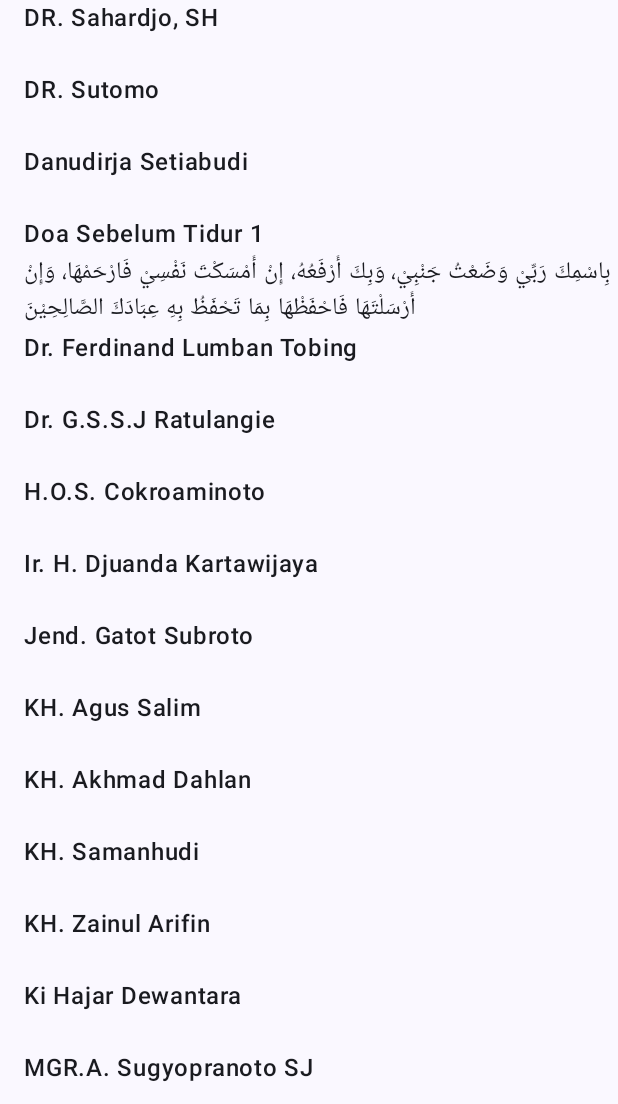
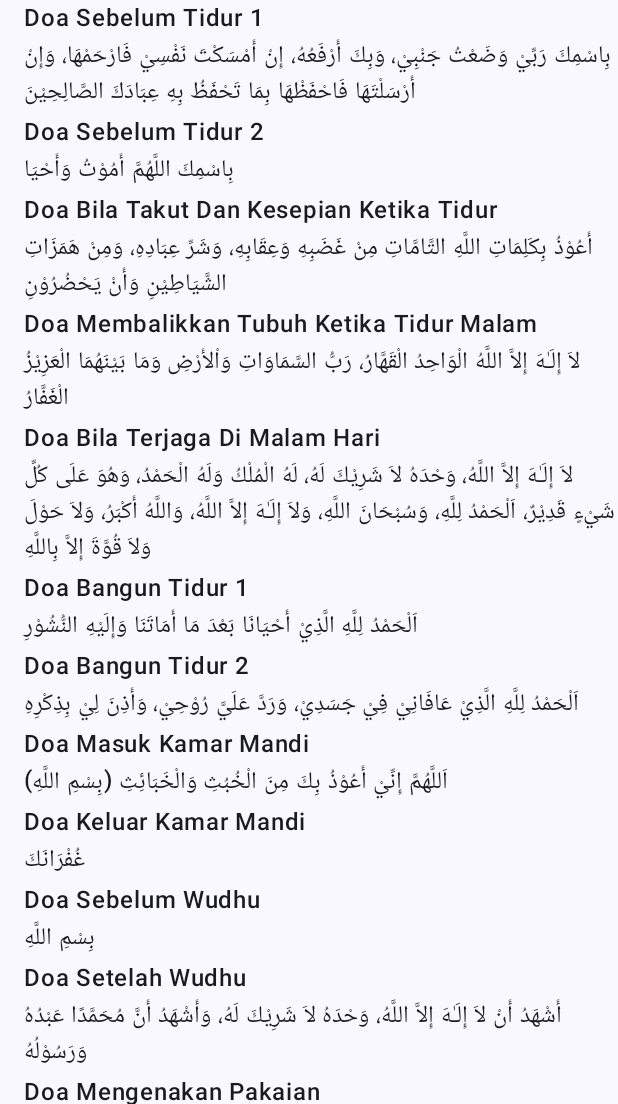
Before and after one commit to erikgunawan/KlikDoa, an Android app built with Jetpack Compose: the screen it shows after launch (MainActivity), on a phone screen of 412 x 824 dp, the part 132-1236 px from its top. Run offline under Robolectric (Android 15) with nearby library versions, the phone set to English and light mode, and no system bars; pictures from the network do not load.

Commit message:
update doa data

```diff
--- a/app/src/main/java/id/ergun/klikdoa/data/model/Doa.kt
+++ b/app/src/main/java/id/ergun/klikdoa/data/model/Doa.kt
@@ -5,7 +5,7 @@ package id.ergun.klikdoa.data.model
  */
 data class Doa(
   val id: String,
-  val name: String,
+  val doaName: String,
   val doaInArabic: String = "",
   val doaInLatin: String = "",
   val doaInBahasa: String = "",
--- a/app/src/main/java/id/ergun/klikdoa/data/model/DoaData.kt
+++ b/app/src/main/java/id/ergun/klikdoa/data/model/DoaData.kt
@@ -24,79 +24,314 @@ object DoaData {
     ),
     Doa(
       "2",
-      "Ki Hajar Dewantara",
+      "Doa Sebelum Tidur 2",
+      "بِاسْمِكَ اللَّهُمَّ أَمُوْتُ وَأَحْيَا",
+      "Bismika-llaahumma amuutu wa ahyaa.",
+      "Dengan Nama-Mu ya Allah, aku mati dan aku hidup.",
+      "Tentang Doa: \n" +
+          "\n" +
+          "HR. Bukhari 6324.\n" +
+          "\n" +
+          "Keterangan:\n" +
+          "Orang yang sedang tidur, sejatinya sedang Allah wafatkan. Allah berfirman: \"Allah mewafatkan jiwa (orang) ketika matinya dan (mewafatkan) jiwa (orang) yang belum mati di waktu tidurnya. Maka Dia tahan jiwa (orang) yang telah Dia tetapkan kematiannya (sehingga tidak bangun dari tidurnya) dan Dia melepaskan jiwa yang lain sampai waktu yang ditetapkan.\" (Az-Zumar [39]: 42).\n" +
+          "\n" +
+          "Karena itulah, ketika hendak tidur, kita membaca: (doa di atas). Maknanya, aku mati ketika tidur dan aku hidup ketika bangun.\n" +
+          "Allahu a'lam.\n" +
+          "\n" +
+          "Hadis Selengkapnya:\n" +
+          "Dari Hudzaifah radhiyallahu 'anhu, beliau mengatakan: \"Apabila Rasulullah shallallahu 'alaihi wa sallam hendak tidur, beliau membaca: (doa di atas).\"\n" +
+          "\n" +
+          "Sumber: http://www.facebook.com/doa.dzikir.shahih.harian/posts/320686431364755",
     ),
     Doa(
       "3",
-      "R.M. Surjopranoto",
+      "Doa Bila Takut Dan Kesepian Ketika Tidur",
+      "أَعُوْذُ بِكَلِمَاتِ اللَّهِ التَّامَّاتِ مِنْ غَضَبِهِ وَعِقَابِهِ، وَشَرِّ عِبَادِهِ، وَمِنْ هَمَزَاتِ الشَّيَاطِيْنِ وَأَنْ يَحْضُرُوْنِ",
+      "A'uudzu bikalimaatillaahit-taammaati min ghodhobihi wa 'iqoobihi, wa syarri 'ibaadihi, wa min hamazaatisy-syayaathiini wa an yahdhuruun.",
+      "Aku berlindung dengan kalimat Allah yang sempurna dari kemarahan dan siksaanNya, serta kejahatan hamba-hambaNya, dan dari godaan setan (bisikannya) serta jangan sampai mereka hadir (kepadaku).",
+      "Tentang Doa: \n" +
+          "\n" +
+          "HR. Abu Dawud 4/12. Dan lihat Shahih At-Tirmidzi 3/171.\n" +
+          "\n" +
+          "Sumber: Hisnul Muslim.",
     ),
     Doa(
       "4",
-      "Mohammad Hoesni Thamrin",
+      "Doa Membalikkan Tubuh Ketika Tidur Malam",
+      "لاَ إِلَـٰهَ إِلاَّ اللَّهُ الْوَاحِدُ الْقَهَّارُ، رَبُّ السَّمَاوَاتِ وَاْلأَرْضِ وَمَا بَيْنَهُمَا الْعَزِيْزُ الْغَفَّارُ",
+      "Laa ilaaha illallaahul waahidul qohhaar, robbus-samaawaati wal ardhi wa maa bainahumal 'aziizul ghoffaar.",
+      "Tidak ada sesembahan yang berhak disembah kecuali Allah, Yang Maha Esa, Maha Perkasa, Tuhan yang menguasai langit dan bumi dan apa yang di antara keduanya, Yang Maha Mulia lagi Maha Pengampun.",
+      "Tentang Doa: \n" +
+          "\n" +
+          "HR. Al-Hakim, menurut pendapatnya, hadits di atas adalah shahih, Imam Adz-Dzahabi setuju pendapatnya 1/540 dan An-Nasai dalam 'Amalul Yaum wal Lailah, serta Ibnus Sunni. Lihat juga Shahihul Jami' 4/231.\n" +
+          "\n" +
+          "Beliau membaca doa ini ketika berbalik dari satu sisi ke sisi lain pada malam hari.\n" +
+          "\n" +
+          "Sumber: Hisnul Muslim.",
     ),
     Doa(
       "5",
-      "KH. Samanhudi",
+      "Doa Bila Terjaga Di Malam Hari",
+      "لاَ إِلَـٰهَ إِلاَّ اللَّهُ، وَحْدَهُ لاَ شَرِيْكَ لَهُ، لَهُ الْمُلْكُ وَلَهُ الْحَمْدُ، وَهُوَ عَلَى كُلِّ شَيْءٍ قَدِيْرٌ، اَلْحَمْدُ لِلَّهِ، وَسُبْحَانَ اللَّهِ، وَلاَ إِلَـٰهَ إِلاَّ اللَّهُ، وَاللَّهُ أَكْبَرُ، وَلاَ حَوْلَ وَلاَ قُوَّةَ إِلاَّ بِاللَّهِ",
+      "Laa ilaaha illallaah, wahdahu laa syariika lah, lahul mulku wa lahul hamdu, wa huwa 'alaa kulli syai-in qodiir, alhamdulillaah, wa subhaanallaah, wa laa ilaaha illallaah, wallaahu akbar, wa laa haula wa laa quwwata illaa billaah.",
+      "Tidak ada sesembahan yang berhak disembah kecuali Allah, Yang Maha Esa, tiada sekutu bagiNya. BagiNya kerajaan dan pujian. Dia-lah Yang Maha Kuasa atas segala sesuatu. Segala Puji bagi Allah, Maha Suci Allah, tidak ada sesembahan yang berhak disembah kecuali Allah, Allah Maha Besar, tiada daya dan kekuatan kecuali dengan pertolongan Allah.",
+      "Tentang Doa: \n" +
+          "\n" +
+          "Dari 'Ubadah bin Shamit Radhiallahu'anhu, dari Rasulullah Shallallahu'alaihi wasallam beliau bersabda: \"Barangsiapa yang terjaga di malam hari, kemudian dia membaca: (doa di atas)\n" +
+          "\n" +
+          "kemudian dia mengucapkan:\n" +
+          "اَللَّهُمَّ اغْفِرْ لِي\n" +
+          "Allaahummaghfir lii.\n" +
+          "\n" +
+          "Ya Allah, ampunilah dosaku.\n" +
+          "Atau dia berdoa (dengan doa yang lain), maka akan dikabulkan doanya, jika dia berwudhu dan melaksanakan shalat maka akan diterima shalatnya.\"\n" +
+          "\n" +
+          "HR. al-Bukhari 1103, Abu Dawud 5060, at-Tirmidzi 3414 dan Ibnu Majah 3878, shahih.\n" +
+          "Imam Ibnu Baththal Rahimahullah berkata, \"Bagi orang sampai kepadanya hadits ini, sepantasnya dia berusaha mengamalkannya dan mengikhlaskan niatnya (ketika mengamalkannya) untuk Allah Ta'ala.\" (dinukil oleh Imam Ibnu Hajar Rahimahullah dalam kitab Fathul Baari 3/41).",
     ),
     Doa(
       "6",
-      "H.O.S. Cokroaminoto",
+      "Doa Bangun Tidur 1",
+      "اَلْحَمْدُ لِلَّهِ الَّذِيْ أَحْيَانَا بَعْدَ مَا أَمَاتَنَا وَإِلَيْهِ النُّشُوْرِ",
+      "Alhamdulillaahil-ladzii ahyaanaa ba'da maa amaatanaa wa ilaihin-nusyuur.",
+      "Segala puji bagi Allah, yang membangunkan kami setelah ditidurkanNya dan kepadaNya kami dibangitkan.",
+      "Tentang Doa: \n" +
+          "\n" +
+          "HR. Al-Bukhari dalam Fathul Baari 11/113, Muslim 4/2083.\n" +
+          "Sumber: Hisnul Muslim.",
     ),
     Doa(
       "7",
-      "Danudirja Setiabudi",
+      "Doa Bangun Tidur 2",
+      "اَلْحَمْدُ لِلَّهِ الَّذِيْ عَافَانِيْ فِيْ جَسَدِيْ، وَرَدَّ عَلَيَّ رُوْحِيْ، وَأَذِنَ لِيْ بِذِكْرِهِ",
+      "Alhamdulillaahil-ladzii 'aafaanii fii jasadii, wa rodda 'alayya ruuhii, wa adzina lii bidzikrih.",
+      "Segala puji bagi Allah yang telah memberikan kesehatan pada jasadku dan mengembalikan ruhku kepadaku serta mengizinkanku untuk berdzikir kepadaNya.",
+      "Tentang Doa: \n" +
+          "\n" +
+          "HR. At-Tirmidzi 5/473 dan lihat Shahih At-Tirmidzi 3/144.\n" +
+          "\n" +
+          "Sumber: Hisnul Muslim.",
     ),
     Doa(
       "8",
-      "Si Singamangaradja XII",
+      "Doa Masuk Kamar Mandi",
+      "(بِسْمِ اللَّهِ) اَللَّهُمَّ إِنِّيْ أَعُوْذُ بِكَ مِنَ الْخُبُثِ وَالْخَبَائِثِ",
+      "(Bismillaah) Allaahumma innii a'uudzu bika minal khubutsi wal khobaa-its.",
+      "Dengan nama Allah. Ya Allah, sesungguhnya aku berlindung kepadaMu dari godaan setan laki-laki dan perempuan.",
+      "Tentang Doa: \n" +
+          "\n" +
+          "HR. Al-Bukhari 1/45 dan Muslim 1/283. Sedang tambahan bismillaah pada permulaan hadits, menurut riwayat Said bin Manshur. Lihat Fathul Baari 1/244.\n" +
+          "\n" +
+          "Sumber: Hisnul Muslim.",
     ),
     Doa(
       "9",
-      "Dr. G.S.S.J Ratulangie",
+      "Doa Keluar Kamar Mandi",
+      "غُفْرَانَكَ",
+      "Ghufroonak.",
+      "Aku minta ampun kepadaMu.",
+      "Tentang Doa: \n" +
+          "\n" +
+          "HR. Seluruh penyusun kitab Sunan, kecuali An-Nasai yang meriwayatkan dalam 'Amalul Yaumi wal Lailah, lihat Takhrij Zaadul Ma'aad 2/387.",
     ),
     Doa(
       "10",
-      "DR. Sutomo",
+      "Doa Sebelum Wudhu",
+      "بِسْمِ اللَّهِ",
+      "Bismillaah.",
+      "Dengan nama Allah (aku berwudhu).",
+      "Tentang Doa: \n" +
+          "\n" +
+          "HR. Abu Dawud, Ibnu Majah dan Ahmad. Lihat Irwa'ul Ghalil 1/122.\n" +
+          "\n" +
+          "Sumber: Hisnul Muslim.",
     ),
     Doa(
       "11",
-      "KH. Akhmad Dahlan",
+      "Doa Setelah Wudhu",
+      "أَشْهَدُ أَنْ لاَ إِلَـٰهَ إِلاَّ اللَّهُ، وَحْدَهُ لاَ شَرِيْكَ لَهُ، وَأَشْهَدُ أَنَّ مُحَمَّدًا عَبْدُهُ وَرَسُوْلُهُ",
+      "Asyhadu al-laa ilaaha illallaah, wahdahu laa syariika lah, wa asyhadu anna muhammadan 'abduhu wa rosuuluh.",
+      "Aku bersaksi, bahwa tidak ada sesembahan yang berhak disembah kecuali Allah, Yang Maha Esa dan tiada sekutu bagiNya. Aku bersaksi, bahwa Muhammad adalah hamba dan utusanNya.",
+      "Tentang Doa: \n" +
+          "\n" +
+          "HR. Muslim 1/209.\n" +
+          "\n" +
+          "Sumber: Hisnul Muslim.",
     ),
     Doa(
       "12",
-      "KH. Agus Salim",
+      "Doa Mengenakan Pakaian",
+      "اَلْحَمْدُ لِلَّهِ الَّذِيْ كَسَانِيْ هَـٰذَا (الثَّوْبَ) وَرَزَقَنِيْهِ مِنْ غَيْرِ حَوْلٍ مِنِّيْ وَلاَ قُوَّةٍ",
+      "Alhamdulillaahil-ladzii kasaanii haadzats-tsauba wa rozaqoniihi min ghoiri haulin minnii wa laa quwwah.",
+      "Segala puji bagi Allah yang memberi pakaian ini kepadaku sebagai rezeki dariNya tanpa daya dan kekuatan dariku.",
+      "Tentang Doa: \n" +
+          "\n" +
+          "HR. Seluruh penyusun kitab Sunan, kecuali An-Nasai, lihat kitab Irwa'ul Ghalil 7/47. Sumber: Hisnul Muslim.",
     ),
     Doa(
       "13",
-      "Jend. Gatot Subroto",
+      "Doa Mengenakan Pakaian Baru",
+      "اَللَّهُمَّ لَكَ الْحَمْدُ أَنْتَ كَسَوْتَنِيْهِ، أَسْأَلُكَ مِنْ خَيْرِهِ وَخَيْرِ مَا صُنِعَ لَهُ، وَأَعُوْذُ بِكَ مِنْ شَرِّهِ وَشَرِّ مَا صُنِعَ لَهُ",
+      "Allaahumma lakal hamdu anta kasautaniihi, as-aluka min khoirihi wa khoiri maa shuni'a lahu, wa a'uudzu bika min syarrihi wa syarri maa shuni'a lah.",
+      "Ya Allah, hanya milikMu segala puji, Engkaulah yang memberi pakaian ini kepadaku. Aku mohon kepadaMu untuk memperoleh kebaikannya dan kebaikan yang ia diciptakan karenanya. Aku berlindung kepadaMu dari kejahatannya dan kejahatan yang ia diciptakan karenanya.",
+      "Tentang Doa: \n" +
+          "\n" +
+          "HR. Abu Dawud, At-Tirmidzi, Al-Baghawi dan lihat Mukhtashar Syamaailit Tirmidzi, oleh Al-Albani, halaman 47.\n" +
+          "\n" +
+          "Sumber: Hisnul Muslim.",
     ),
     Doa(
       "14",
-      "Sukarjo Wiryopranoto",
+      "Doa Melepas/Meletekkan Pakaian",
+      "بِسْمِ اللَّهِ",
+      "Bismillaah",
+      "Dengan nama Allah (aku meletakkan baju).",
+      "Tentang Doa: \n" +
+          "\n" +
+          "HR. Ibnu Majah 2/1178, Al-Baghawi 12/41 dan lihat Shahih Ibnu Majah 2/275.\n" +
+          "\n" +
+          "Sumber: Hisnul Muslim.",
     ),
     Doa(
       "15",
-      "Dr. Ferdinand Lumban Tobing",
+      "Doa berlindung dari keburukan",
+      "اَللَّهُمَّ إِنِّيْ أَعُوْذُ بِكَ مِنْ زَوَالِ نِعْمَتِكَ، وَتَحَوُّلِ عَافِيَتِكَ، وَفُجَاءَةِ نِقْمَتِكَ، وَجَمِيْعِ سَخَطِكَ",
+      "Allaahumma innii a'uudzu bika min zawaali ni'matik, wa tahawwuli 'aafiyatik, wa fujaa-ati niqmatik, wa jamii'i sakhathik.",
+      "Ya Allah, sesungguhnya aku berlindung kepada-Mu dari hilangnya nikmat yang telah Engkau berikan, dari berubahnya kesehatan yang telah Engkau anugerahkan, dari siksa-Mu yang datang secara tiba-tiba, dan dari segala kemurkaan-Mu.",
+      "Tentang Doa: \n" +
+          "\n" +
+          "HR.Muslim no.2739",
     ),
     Doa(
       "16",
-      "KH. Zainul Arifin",
+      "Doa berlindung dari sifat malas. lemah, pikun, kikir dan siksa kubur",
+      "اَللَّهُمَّ إِنِّى أَعُوذُ بِكَ مِنَ الْكَسَلِ، وَأَعُوذُ بِكَ مِنَ الْجُبْنِ، وَأَعُوذُ بِكَ مِنَ الْهَرَمِ، وَأَعُوذُ بِكَ مِنَ الْبُخْلِ",
+      "Allaahumma innii a'uudzu bika minal kasali, wa a'uudzu bika minal jubni, wa a'uudzu bika minal haromi, wa a'uudzu bika minal bukhli.",
+      "Ya Allah, aku meminta perlindungan pada-Mu dari rasa malas, aku meminta perlindungan pada-Mu dari lemahnya hati, aku meminta perlindungan pada-Mu dari usia tua (yang sulit untuk beramal) dan aku meminta perlindungan pada-Mu dari sifat kikir (pelit).",
+      "Tentang Doa: \n" +
+          "\n" +
+          "HR. Bukhari. Bukhari: 83-Kitab Ad Da'awaat, 41-Bab Meminta Perlindungan dari Umur yang Sulit Untuk Beramal.",
     ),
     Doa(
       "17",
-      "Tan Malaka",
+      "Doa berlindung dari syirik",
+      "اَللَّهُمَّ إِنِّيْ أَعُوْذُ بِكَ أَنْ أُشْرِكَ بِكَ وَأَنَا أَعْلَمُ، وَأَسْتَغْفِرُكَ لِمَا لاَ أَعْلَمُ",
+      "Allaahumma innii a'uudzu bika an usyrika bika wa anaa a'lam, wa astagh-firuka limaa laa a'lam.",
+      "Ya Allah, aku berlindung kepada-Mu dari menyekutukan-Mu sedangkan aku mengetahuinya, dan aku memohon ampun terhadap apa yang tidak aku ketahui.",
+      "Tentang Doa: \n" +
+          "\n" +
+          "HR. Ahmad dan imam yang lain 4/403, lihat Shahihul Jami' 3/233, dan Shahihut Targhrib wat Tarhib oleh Al-Albani 1/19.",
     ),
     Doa(
       "18",
-      "MGR.A. Sugyopranoto SJ",
+      "Doa ketika angin ribut, halilintar dan hujan",
+      "اَللَّهُمَّ إِنِّيْ أَسْأَلُكَ خَيْرَهَا وَأَعُوْذُ بِكَ مِنْ شَرِّهَا",
+      "Allaahumma innii as-aluka khoirohaa wa a'uudzu bika min syarrihaa.",
+      "Ya Allah, sesungguhnya aku mohon kepadaMu kebaikan angin ini, dan aku berlindung kepadaMu dari kejelekannya",
+      "Tentang Doa: \n" +
+          "\n" +
+          "HR. Abu Dawud 4/326, Ibnu Majah 2/1228, dan lihatlah kitab Shahih Ibnu Majah 2/305.",
     ),
     Doa(
       "19",
-      "Ir. H. Djuanda Kartawijaya",
+      "Doa minta hujan",
+      "اَللَّهُمَّ اسْقِنَا غَيْثًا مُغِيْثًا، مَرِيْئًا، مَرِيْعًا، نَافِعًا غَيْرَ ضَارٍّ، عَاجِلًا غَيْرَ آجِلٍ",
+      "Allaahummas-qinaa ghoitsan mughiitsan, marii-an, marii'an, naafi'an ghoiro dhorrin, 'aajilan ghoiro aajilin.",
+      "Ya Allah, berilah kami hujan yang merata, menyegarkan tubuh, menyuburkan tanaman, bermanfaat, tidak membahayakan, secepatnya, tidak ditunda-tunda.",
+      "Tentang Doa: \n" +
+          "\n" +
+          "HR. Abu Dawud 1/303, dinyatakan shahih oleh Al-Albani dalam Shahih Abi Dawud 1/216.\n" +
+          "\n" +
+          "Sumber: Hisnul Muslim.",
     ),
     Doa(
       "20",
-      "DR. Sahardjo, SH",
+      "Doa ketika hujan",
+      "اَللَّهُمَّ صَيِّبًا نَافِعًا",
+      "Allaahumma shoyyiban naafi'an.",
+      "Ya Allah, turunkanlah hujan yang bermanfaat (untuk manusia, tanaman dan binatang).",
+      "Tentang Doa: \n" +
+          "\n" +
+          "HR. Bukhari no. 985.\n" +
+          "Hadits:\n" +
+          "Dari A'isyah radhiyallahu 'anha, bahwa Rasulullah shallallahu 'alaihi wa sallam apabila turun hujan, beliau membaca: (doa di atas).\n" +
+          "\n" +
+          "Keterangan:\n" +
+          "Doa ini dibaca ketika hujan turun dalam curah normal.\n" +
+          "\n" +
+          "\n" +
+          "Sumber: http://www.facebook.com/doa.dzikir.shahih.harian/posts/188127331287333",
+    ),
+    Doa(
+      "21",
+      "Doa Ketika Hujan Lebat, Atau Agar Hujan Berhenti",
+      "اَللَّهُمَّ حَوَالَيْنَا وَلَا عَلَيْنَا",
+      "Allaahumma hawaalainaa wa laa 'alainaa.",
+      "Ya Allah, turunkanlah hujan di sekitar kami, bukan yang merusak kami.",
+      "Tentang Doa: \n" +
+          "\n" +
+          "HR. al-Bukhari, Sahih al-Bukhari 1015.\n" +
+          "\n" +
+          "Sumber: https://muslim.or.id/19836-doa-saat-banjir-melanda-dan-hujan-tak-kunjung-reda.html",
+    ),
+    Doa(
+      "22",
+      "Doa Kepada Pengantin",
+      "بَارَكَ اللَّهُ لَكَ وَبَارَكَ عَلَيْكَ وَجَمَعَ بَيْنَكُمَا فِيْ خَيْرٍ",
+      "Baarokallaahu laka wa baaroka 'alaika wa jama'a bainakumaa fii khoirin.",
+      "Semoga Allah memberkahimu di waktu bahagia dan memberkahimu di waktu susah, dan semoga Allah menyatukan kalian berdua dalam kebaikan.",
+      "Tentang Doa: \n" +
+          "\n" +
+          "HR. Abu Dawud no. 2130.\n" +
+          "\n" +
+          "Sumber: http://muslim.or.id/22459-bila-di-undang-ke-walimah-nikah.html",
+    ),
+    Doa(
+      "23",
+      "Doa Pengantin Pria Kepada Pasangannya",
+      "اَللَّهُمَّ إِنِّيْ أَسْأَلُكَ خَيْرَهَا وَخَيْرَ مَا جَبَلْتَهَا عَلَيْهِ، وَأَعُوْذُ بِكَ مِنْ شَرِّهَا وَشَرِّ مَا جَبَلْتَهَا عَلَيْهِ",
+      "Allaahumma innii as-aluka khoirohaa, wa khoiro maa jabaltahaa 'alaihi, wa a'uudzu bika min syarrihaa, wa syarri maa jabaltahaa 'alaihi.",
+      "Ya Allah, sesungguhnya aku mohon kepadaMu kebaikan perempuan atau budak ini dan apa yang telah Engkau ciptakan dalam wataknya. Dan aku mohon perlindungan kepadaMu dari kejelekan perempuan atau budak ini dan apa yang telah Engkau ciptakan dalam wataknya.",
+      "Tentang Doa: \n" +
+          "\n" +
+          "HR. Abu Dawud 2/248, Ibnu Majah 1/617 dan lihatlah Shahih Ibnu Majah 1/324.\n" +
+          "Apabila seseorang di antara kamu kawin dengan seorang perempuan atau membeli budak, hendaklah mengucapkan: (doa di atas). Apabila membeli unta, hendaklah memegang puncak punuknya, lalu mengucapkan seperti itu.\n" +
+          "\n" +
+          "\n" +
+          "Sumber: Hisnul Muslim.",
+    ),
+    Doa(
+      "24",
+      "Doa Bersetubuh (Jima')",
+      "بِسْمِ اللَّهِ، اَللَّهُمَّ جَنِّبْنَا الشَّيْطَانَ وَجَنِّبِ الشَّيْطَانَ مَا رَزَقْتَنَا",
+      "Bismillaah. Allaahumma jannibnasy-syaithoona wa jannibisy-syaithoona maa rozaqtanaa.",
+      "Dengan nama Allah. Ya Allah, jauhkan kami dari setan, dan jauhkan setan untuk mengganggu apa yang Engkau rezekikan kepada kami.",
+      "Tentang Doa: \n" +
+          "\n" +
+          "HR. Al-Bukhari 6/141 dan Muslim 2/1028 dari sahabat Abdullah bin Abbas radhiyallaahu 'anhu.\n" +
+          "Dalam hadits tersebut disebutkan bahwa seandainya Allah mengkaruniakan anak, maka syaithan tidak akan bisa mencelakakan anak tersebut. Al Qadhi menjelaskan maksudnya adalah syaithan tidak akan bisa merasukinya. Sebagaimana dinukilkan dari Al Minhaj.\n" +
+          "\n" +
+          "\n" +
+          "Sumber: Hisnul Muslim dan https://www.facebook.com/doa.dzikir.shahih.harian/posts/357411314358933",
+    ),
+    Doa(
+      "25",
+      "Doa Ketika Sakit",
+      "بِسْمِ اللَّهِ (3×) أَعُوذُ بِاللَّهِ وَقُدْرَتِهِ مِنْ شَرِّ مَا أَجِدُ وَأُحَاذِرُ (7×)",
+      "Bismillaah (3x). A'uudzu billaahi wa qudrotihi min syarri maa ajidu wa uhaadzir (7x).",
+      "Dengan nama Allah (3x). Aku berlindung kepada Allah dan kekuasaanNya, dari kejahatan sesuatu yang aku jumpai dan aku khawatirkan (7x).",
+      "Tentang Doa: \n" +
+          "\n" +
+          "HR. Muslim 4/1728, Abu Daud, Malik, dll.\n" +
+          "Keterangan:\n" +
+          "\n" +
+          "Doa ini dibaca ketika ada salah satu bagian tubuh kita yang sakit.\n" +
+          "Caranya: letakkan tangan kita di bagian tubuh yang sakit, pijat pelan-pelan, sambil membaca: (doa di atas).\n" +
+          "Hadis selengkapnya:\n" +
+          "Dari Utsman bin Abil 'Ash radhiyallahu 'anhu, bahwa beliau mengadu kepada Nabi shallallahu 'alaihi wa sallam karena rasa sakit yang ada di badannya. Kemudian Nabi shallallahu 'alaihi wa sallam memberi nasihat kepadanya: \"Letakkan tanganmu di bagian tubuh yang sakit, dan ucapkanlah: (doa di atas).\"\n" +
+          "\n" +
+          "\n" +
+          "Sumber: Hisnul Muslim dan http://www.facebook.com/doa.dzikir.shahih.harian/posts/225870794179653",
     ),
   )
 }
--- a/app/src/main/java/id/ergun/klikdoa/data/repository/DoaRepository.kt
+++ b/app/src/main/java/id/ergun/klikdoa/data/repository/DoaRepository.kt
@@ -13,7 +13,7 @@ class DoaRepository {
 
   fun searchDoa(query: String): List<Doa>{
     return DoaData.doas.filter {
-      it.name.contains(query, ignoreCase = true)
+      it.doaName.contains(query, ignoreCase = true)
     }
   }
 }
--- a/app/src/main/java/id/ergun/klikdoa/presentation/feature/doa/DoaScreen.kt
+++ b/app/src/main/java/id/ergun/klikdoa/presentation/feature/doa/DoaScreen.kt
@@ -89,15 +89,14 @@ fun DoaScreen(
           modifier = Modifier.background(MaterialTheme.colorScheme.primary)
         )
       }
-      groupedDoas.forEach { (initial, doas) ->
+      groupedDoas.forEach { (_, doas) ->
 //        stickyHeader {
 //          CharacterHeader(initial)
 //        }
         items(doas, key = { it.id }) { doa ->
           DoaListItem(
-            name = doa.name,
+            name = doa.doaName,
             doaInArabic = doa.doaInArabic,
-            photoUrl = "",
             modifier = Modifier
               .fillMaxWidth()
               .animateItemPlacement(tween(durationMillis = 100))
@@ -129,7 +128,6 @@ fun DoaScreen(
 fun DoaListItem(
   name: String,
   doaInArabic: String,
-  photoUrl: String,
   modifier: Modifier = Modifier
 ) {
   Column(
@@ -254,7 +252,6 @@ fun DoaListItemPreview() {
     DoaListItem(
       name = "H.O.S. Cokroaminoto",
       doaInArabic = "بِاسْمِكَ رَبِّيْ وَضَعْتُ جَنْبِيْ، وَبِكَ أَرْفَعُهُ، إِنْ أَمْسَكْتَ نَفْسِيْ فَارْحَمْهَا، وَإِنْ أَرْسَلْتَهَا فَاحْفَظْهَا بِمَا تَحْفَظُ بِهِ عِبَادَكَ الصَّالِحِيْنَ",
-      photoUrl = ""
     )
   }
 }
--- a/app/src/main/java/id/ergun/klikdoa/presentation/viewmodel/DoaViewModel.kt
+++ b/app/src/main/java/id/ergun/klikdoa/presentation/viewmodel/DoaViewModel.kt
@@ -16,8 +16,8 @@ import kotlinx.coroutines.flow.StateFlow
 class DoaViewModel(private val repository: DoaRepository) : ViewModel() {
   private val _groupedDoas = MutableStateFlow(
     repository.getDoas()
-      .sortedBy { it.name }
-      .groupBy { it.name[0] }
+//      .sortedBy { it.doaName }
+      .groupBy { it.doaName[0] }
   )
   val groupedDoas: StateFlow<Map<Char, List<Doa>>> get() = _groupedDoas
 
@@ -27,8 +27,8 @@ class DoaViewModel(private val repository: DoaRepository) : ViewModel() {
   fun search(newQuery: String) {
     _query.value = newQuery
     _groupedDoas.value = repository.searchDoa(_query.value)
-      .sortedBy { it.name }
-      .groupBy { it.name[0] }
+      .sortedBy { it.doaName }
+      .groupBy { it.doaName[0] }
   }
 }
 
```
